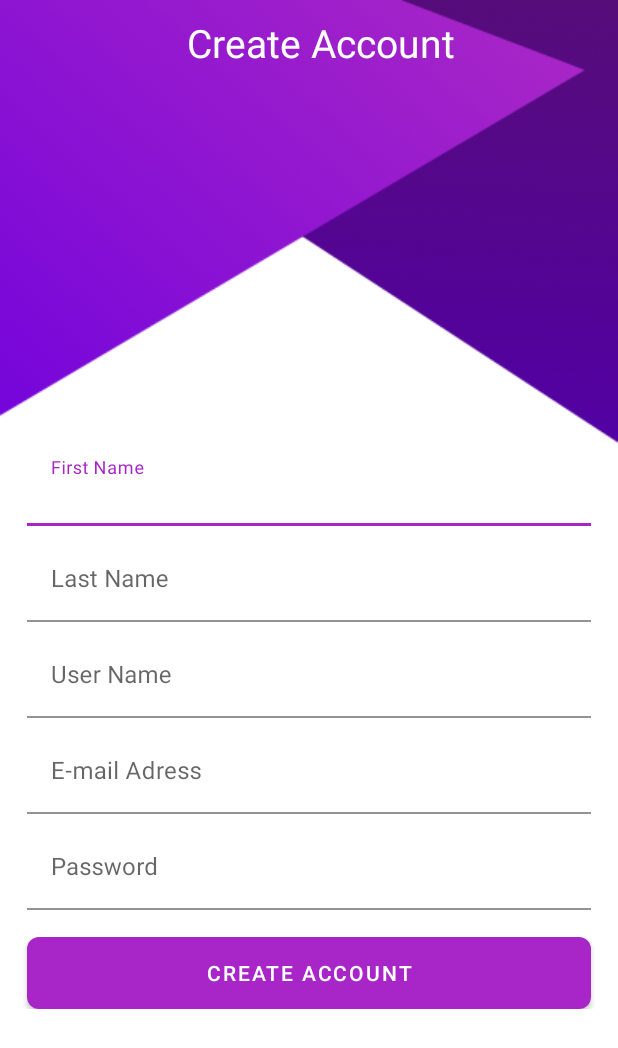
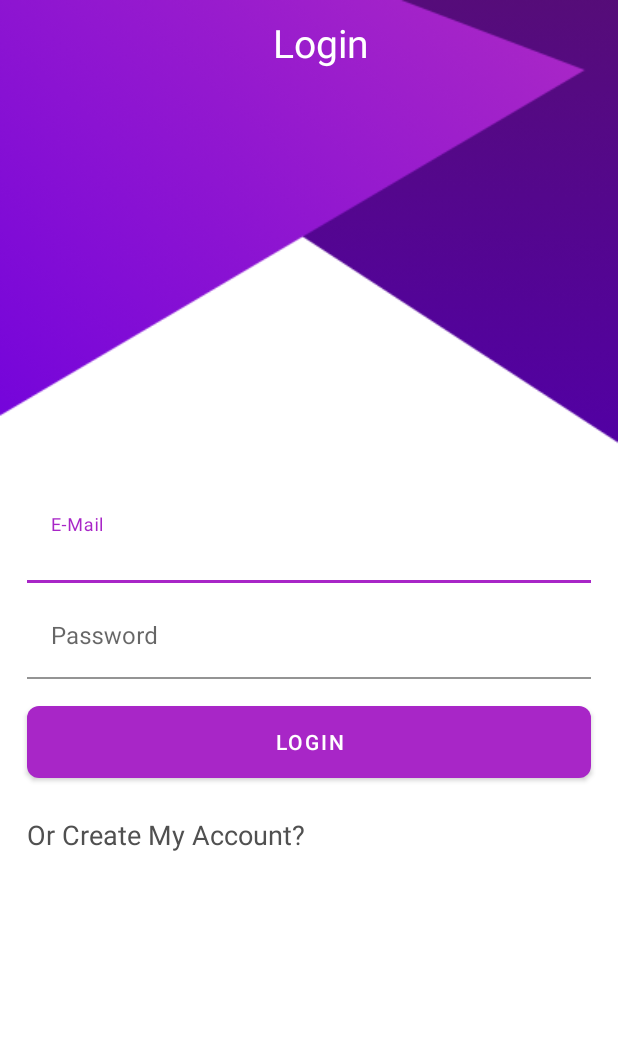
Before and after one commit to AhmedTahaAfifi/chatApp, an Android app: the screen it shows after launch (RegisterActivity before the commit, LoginActivity after it), on a phone screen of 412 x 824 dp. Shown: the top 1048 px of the screen. Run offline under Robolectric (Android 15) with nearby library versions, the phone set to English and light mode, and no system bars; our stand-ins replace Firebase (no records; nobody signed in at launch, a user with empty details on screens opened directly), data binding; 1 statement that could not run was skipped.

Commit message:
finish LoginActivity link firebase to login

```diff
--- a/app/src/main/java/com/example/chatapp/ui/login/LoginActivity.kt
+++ b/app/src/main/java/com/example/chatapp/ui/login/LoginActivity.kt
@@ -1,12 +1,32 @@
 package com.example.chatapp.ui.login
 
+import android.content.Intent
 import androidx.appcompat.app.AppCompatActivity
 import android.os.Bundle
+import android.view.View
+import androidx.lifecycle.ViewModelProvider
 import com.example.chatapp.R
+import com.example.chatapp.base.BaseActivity
+import com.example.chatapp.databinding.ActivityLoginBinding
+import com.example.chatapp.ui.register.RegisterActivity
 
-class LoginActivity : AppCompatActivity() {
+class LoginActivity : BaseActivity<ActivityLoginBinding,LoginViewModel>() {
     override fun onCreate(savedInstanceState: Bundle?) {
         super.onCreate(savedInstanceState)
-        setContentView(R.layout.activity_login)
+        viewDataBinding.vm = viewModel
     }
+
+//    fun onClick(view: View){
+//        val intent = Intent(this, RegisterActivity::class.java)
+//        startActivity(intent)
+//    }
+
+    override fun getLayoutId(): Int {
+        return R.layout.activity_login
+    }
+
+    override fun initViewModel(): LoginViewModel {
+        return ViewModelProvider(this)[LoginViewModel::class.java]
+    }
+
 }
--- a/app/src/main/java/com/example/chatapp/ui/register/RegisterActivity.kt
+++ b/app/src/main/java/com/example/chatapp/ui/register/RegisterActivity.kt
@@ -1,10 +1,13 @@
 package com.example.chatapp.ui.register
 
+import android.content.Intent
 import android.os.Bundle
+import android.view.View
 import androidx.lifecycle.ViewModelProvider
 import com.example.chatapp.R
 import com.example.chatapp.base.BaseActivity
 import com.example.chatapp.databinding.ActivityRegisterBinding
+import com.example.chatapp.ui.login.LoginActivity
 
 
 class RegisterActivity : BaseActivity<ActivityRegisterBinding,RegisterViewModel>() {
@@ -23,4 +26,5 @@ class RegisterActivity : BaseActivity<ActivityRegisterBinding,RegisterViewModel>
     override fun initViewModel(): RegisterViewModel {
         return ViewModelProvider(this)[RegisterViewModel::class.java]
     }
+
 }
--- a/app/src/main/res/layout/activity_login.xml
+++ b/app/src/main/res/layout/activity_login.xml
@@ -1,7 +1,19 @@
 <?xml version="1.0" encoding="utf-8"?>
-<androidx.coordinatorlayout.widget.CoordinatorLayout xmlns:android="http://schemas.android.com/apk/res/android"
+<layout xmlns:android="http://schemas.android.com/apk/res/android"
     xmlns:app="http://schemas.android.com/apk/res-auto"
-    xmlns:tools="http://schemas.android.com/tools"
+    xmlns:tools="http://schemas.android.com/tools">
+
+    <data>
+        <variable
+            name="vm"
+            type="com.example.chatapp.ui.login.LoginViewModel" />
+        <variable
+            name="activity"
+            type="com.example.chatapp.ui.login.LoginActivity" />
+
+    </data>
+
+    <androidx.coordinatorlayout.widget.CoordinatorLayout
         android:layout_width="match_parent"
         android:layout_height="match_parent"
         android:background="@drawable/background"
@@ -12,19 +24,20 @@
             android:layout_height="wrap_content"
             android:background="@color/transparent"
             app:elevation="0dp"
-        android:theme="@style/Theme.ChatApp.AppBarOverlay"
-        >
+            android:theme="@style/Theme.ChatApp.AppBarOverlay">
+
             <androidx.appcompat.widget.Toolbar
                 android:id="@+id/toolbar"
                 android:layout_width="match_parent"
                 android:layout_height="?attr/actionBarSize"
                 android:background="@color/transparent"
-            app:popupTheme="@style/Theme.ChatApp.PopupOverlay"
-            >
-            +<androidx.constraintlayout.widget.ConstraintLayout
+                app:popupTheme="@style/Theme.ChatApp.PopupOverlay">
+                +
+
+                <androidx.constraintlayout.widget.ConstraintLayout
                     android:layout_width="match_parent"
-                android:layout_height="match_parent"
-                >
+                    android:layout_height="match_parent">
+
                     <TextView
                         android:layout_width="wrap_content"
                         android:layout_height="wrap_content"
@@ -34,8 +47,7 @@
                         app:layout_constraintTop_toTopOf="parent"
                         app:layout_constraintBottom_toBottomOf="parent"
                         app:layout_constraintStart_toStartOf="parent"
-                    app:layout_constraintEnd_toEndOf="parent"
-                    />
+                        app:layout_constraintEnd_toEndOf="parent" />
 
                 </androidx.constraintlayout.widget.ConstraintLayout>
 
@@ -46,72 +58,78 @@
         <androidx.constraintlayout.widget.ConstraintLayout
             android:layout_width="match_parent"
             android:layout_height="match_parent"
-        app:layout_behavior="com.google.android.material.appbar.AppBarLayout$ScrollingViewBehavior"
-        >
+            app:layout_behavior="com.google.android.material.appbar.AppBarLayout$ScrollingViewBehavior">
+
             <androidx.constraintlayout.widget.Guideline
                 android:id="@+id/guideline"
                 android:layout_width="match_parent"
                 android:layout_height="wrap_content"
                 android:orientation="horizontal"
-            app:layout_constraintGuide_percent=".35"
-            />
+                app:layout_constraintGuide_percent=".35" />
+
             <LinearLayout
                 android:layout_width="match_parent"
                 android:layout_height="wrap_content"
                 android:orientation="vertical"
-            app:layout_constraintTop_toBottomOf="@id/guideline"
-            >
+                app:layout_constraintTop_toBottomOf="@id/guideline">
+
                 <com.google.android.material.textfield.TextInputLayout
                     android:id="@+id/email_layout"
                     android:layout_width="match_parent"
                     android:layout_height="wrap_content"
-                app:boxBackgroundColor="@color/transparent"
-                >
+                    app:error="@{vm.emailError}"
+                    app:boxBackgroundColor="@color/transparent">
+
                     <EditText
                         android:layout_width="match_parent"
                         android:layout_height="wrap_content"
                         android:hint="E-Mail"
+                        android:text="@={vm.email}"
                         android:layout_marginTop="8dp"
                         android:layout_marginStart="18dp"
-                    android:layout_marginEnd="18dp"
-                    />
+                        android:layout_marginEnd="18dp" />
                 </com.google.android.material.textfield.TextInputLayout>
+
                 <com.google.android.material.textfield.TextInputLayout
                     android:id="@+id/password_layout"
                     android:layout_width="match_parent"
                     android:layout_height="wrap_content"
-                app:boxBackgroundColor="@color/transparent"
-                >
+                    app:error="@{vm.passwordError}"
+                    app:boxBackgroundColor="@color/transparent">
+
                     <EditText
                         android:layout_width="match_parent"
                         android:layout_height="wrap_content"
                         android:hint="Password"
+                        android:text="@={vm.password}"
                         android:layout_marginTop="8dp"
                         android:layout_marginStart="18dp"
-                    android:layout_marginEnd="18dp"
-                    />
+                        android:layout_marginEnd="18dp" />
                 </com.google.android.material.textfield.TextInputLayout>
+
                 <Button
                     android:id="@+id/login_btn"
                     android:layout_width="match_parent"
                     android:layout_height="wrap_content"
                     android:text="Login"
+                    android:onClick="@{()->vm.getAccount()}"
                     android:background="@drawable/btn_shape"
                     android:layout_marginTop="18dp"
                     android:layout_marginStart="18dp"
-                android:layout_marginEnd="18dp"
-                />
+                    android:layout_marginEnd="18dp" />
+
                 <TextView
                     android:layout_width="wrap_content"
                     android:layout_height="wrap_content"
                     android:text="Or Create My Account?"
                     android:textSize="18sp"
+
                     android:textColor="#505050"
                     android:layout_marginTop="25dp"
-                android:layout_marginStart="18dp"
-                />
+                    android:layout_marginStart="18dp" />
             </LinearLayout>
 
         </androidx.constraintlayout.widget.ConstraintLayout>
 
     </androidx.coordinatorlayout.widget.CoordinatorLayout>
+</layout>
--- a/app/src/main/res/values/colors.xml
+++ b/app/src/main/res/values/colors.xml
@@ -1,6 +1,7 @@
 <?xml version="1.0" encoding="utf-8"?>
 <resources>
     <color name="purple_200">#6E00DD</color>
+    <color name="purple_dark">#8F23A8</color>
     <color name="purple_500">#A826C7</color>
     <color name="black">#FF000000</color>
     <color name="white">#FFFFFFFF</color>
--- a/app/src/main/res/values/themes.xml
+++ b/app/src/main/res/values/themes.xml
@@ -3,11 +3,11 @@
     <style name="Theme.ChatApp" parent="Theme.MaterialComponents.DayNight.DarkActionBar">
         <!-- Primary brand color. -->
         <item name="colorPrimary">@color/purple_500</item>
-        <item name="colorPrimaryVariant">@color/purple_500</item>
+        <item name="colorPrimaryVariant">@color/purple_dark</item>
         <item name="colorOnPrimary">@color/white</item>
         <!-- Secondary brand color. -->
         <item name="colorSecondary">@color/purple_500</item>
-        <item name="colorSecondaryVariant">@color/purple_500</item>
+        <item name="colorSecondaryVariant">@color/purple_dark</item>
         <item name="colorOnSecondary">@color/black</item>
         <!-- Status bar color. -->
         <item name="android:statusBarColor">?attr/colorPrimaryVariant</item>
```
Also changed, not shown: app/src/main/AndroidManifest.xml (+7 -6 lines), app/src/main/java/com/example/chatapp/ui/login/LoginViewModel.kt (added, +55 -0 lines), app/src/main/java/com/example/chatapp/ui/register/RegisterViewModel.kt (+3 -6 lines). Lines whose indentation alone changed are shown as unchanged.
